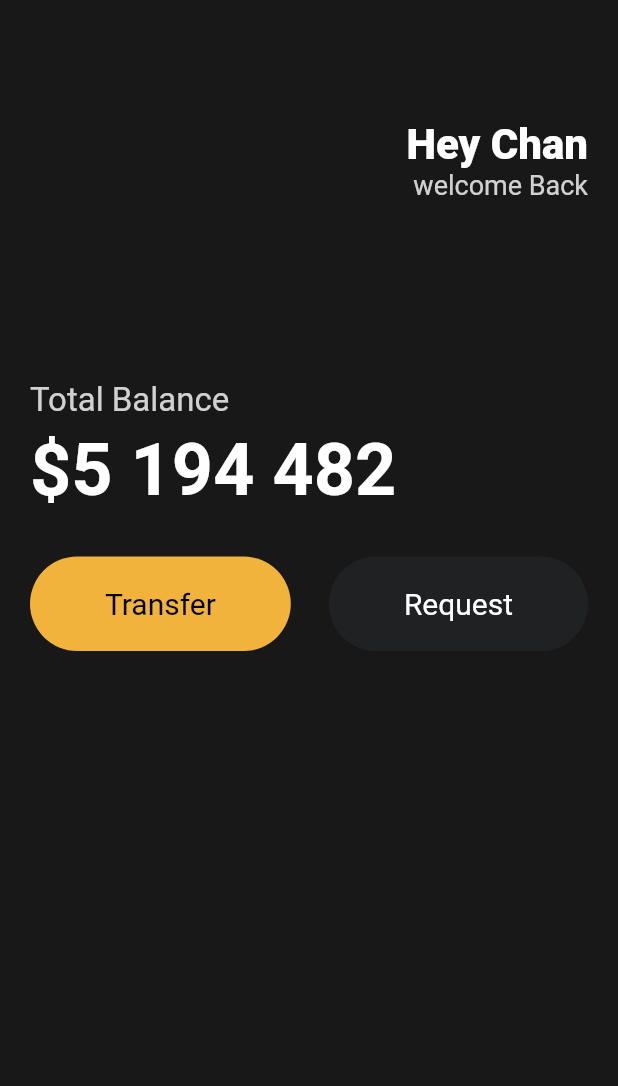
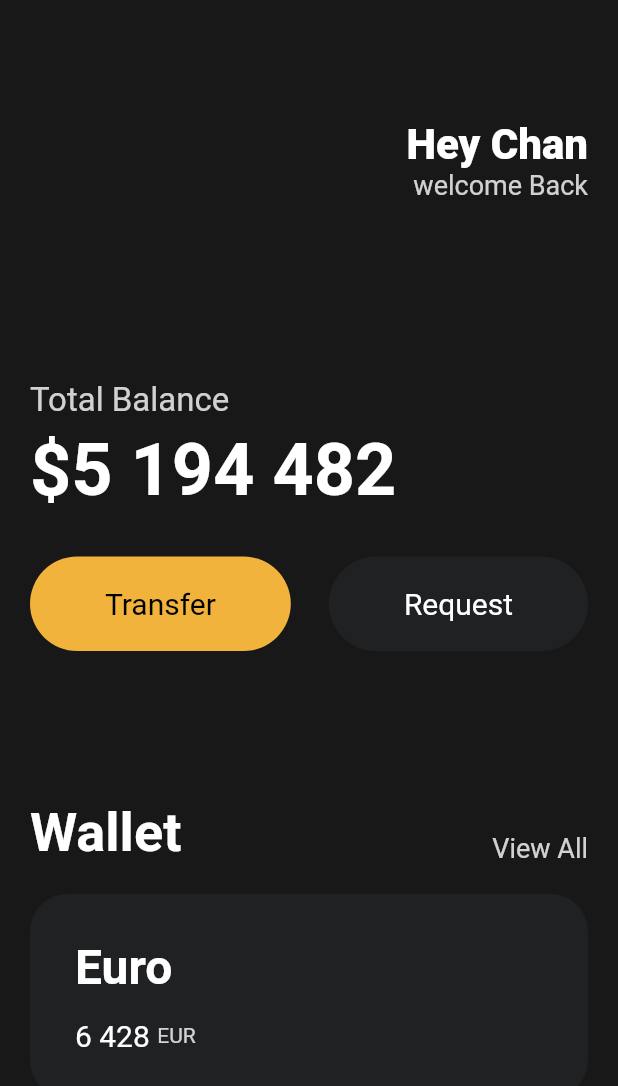
Before and after one commit to seochan99/FlutterSystem, a Flutter app: the screen it shows after launch, on a phone screen of 412 x 824 dp. Shown: the top 1086 px of the screen. Run offline on Flutter 3.47's test engine with Material 2 defaults, Android fonts, the phone set to English and light mode, and no system bars.

Commit message:
feat : 3.6 Cards

```diff
--- a/toonflix/lib/main.dart
+++ b/toonflix/lib/main.dart
@@ -94,6 +94,80 @@
                       textColor: Colors.white),
                 ],
               ),
+              const SizedBox(
+                height: 100,
+              ),
+              Row(
+                crossAxisAlignment: CrossAxisAlignment.end,
+                mainAxisAlignment: MainAxisAlignment.spaceBetween,
+                children: [
+                  const Text(
+                    "Wallet",
+                    style: TextStyle(
+                      color: Colors.white,
+                      fontSize: 36,
+                      fontWeight: FontWeight.w600,
+                    ),
+                  ),
+                  Text(
+                    "View All",
+                    style: TextStyle(
+                      color: Colors.white.withOpacity(0.8),
+                      fontSize: 18,
+                    ),
+                  ),
+                ],
+              ),
+              const SizedBox(
+                height: 20,
+              ),
+              Container(
+                decoration: BoxDecoration(
+                  color: const Color(0xFF1F2123),
+                  borderRadius: BorderRadius.circular(25),
+                ),
+                child: Padding(
+                  // padding
+                  padding: const EdgeInsets.all(30),
+                  child: Row(
+                    children: [
+                      Column(
+                          crossAxisAlignment: CrossAxisAlignment.start,
+                          children: [
+                            const Text(
+                              "Euro",
+                              style: TextStyle(
+                                color: Colors.white,
+                                fontSize: 32,
+                                fontWeight: FontWeight.w600,
+                              ),
+                            ),
+                            const SizedBox(
+                              height: 15,
+                            ),
+                            Row(
+                              children: [
+                                const Text(
+                                  '6 428',
+                                  style: TextStyle(
+                                    color: Colors.white,
+                                    fontSize: 20,
+                                  ),
+                                ),
+                                const SizedBox(
+                                  width: 5,
+                                ),
+                                Text("EUR",
+                                    style: TextStyle(
+                                      color: Colors.white.withOpacity(0.8),
+                                    )),
+                              ],
+                            )
+                          ]),
+                    ],
+                  ),
+                ),
+              )
             ],
           ),
         ),
```
